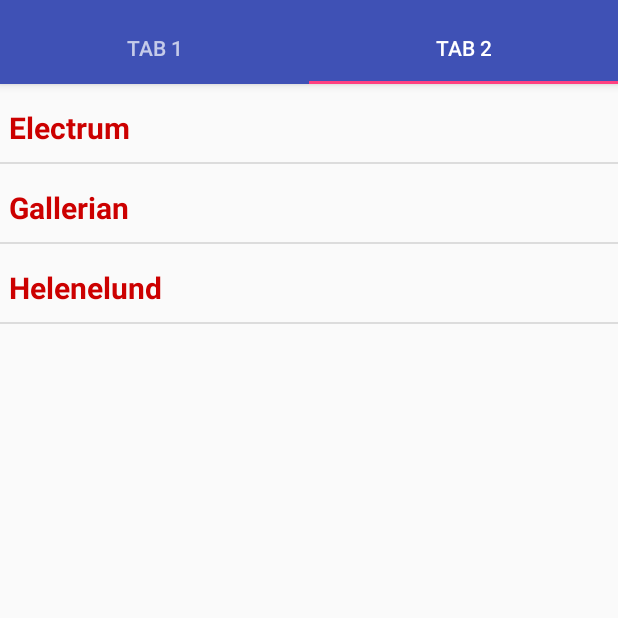
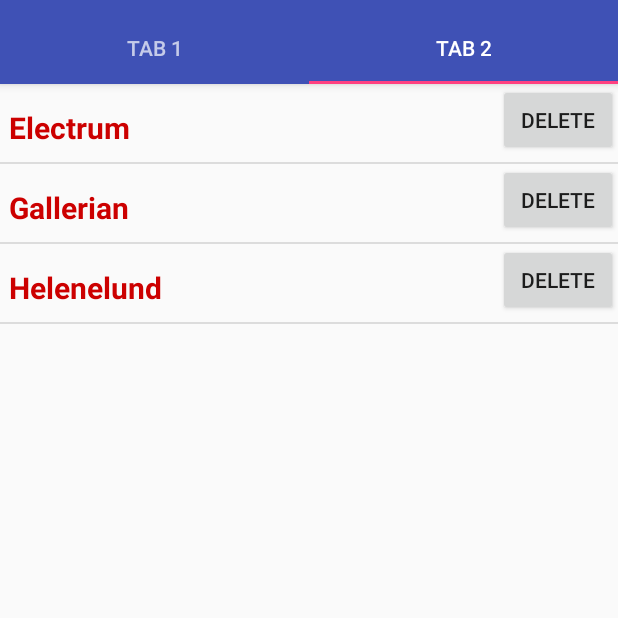
Before and after one commit to darosbanda/Proximindr, an Android app: the screen it shows after launch (MainActivity), tab 2 chosen, on a phone screen of 412 x 824 dp, the top half of it. Run offline under Robolectric (Android 15) with nearby library versions, the phone set to English and light mode, and no system bars; 1 statement that could not run was skipped.

Commit message:
Add delete button to MyReminders

```diff
--- a/app/src/main/java/a/id1212/tabsexample/ReminderPackage/ReminderListener.java
+++ b/app/src/main/java/a/id1212/tabsexample/ReminderPackage/ReminderListener.java
@@ -3,5 +3,5 @@ package a.id1212.tabsexample.ReminderPackage;
 public interface ReminderListener {
 
     void onReminderAdded(Reminder r);
-    void onReminderRemoved(Reminder r);
+    void onReminderRemoved(int positiion);
 }
--- a/app/src/main/java/a/id1212/tabsexample/ReminderPackage/ReminderStorage.java
+++ b/app/src/main/java/a/id1212/tabsexample/ReminderPackage/ReminderStorage.java
@@ -45,12 +45,12 @@ public class ReminderStorage {
 
     public void removeReminder(int reminderPosition) {
         Reminder r = reminders.remove(reminderPosition);
-        removeNotification(r);
+        removeNotification(reminderPosition);
     }
 
-    private void removeNotification(Reminder r) {
+    private void removeNotification(int position) {
         listeners.forEach(listener -> {
-            listener.onReminderRemoved(r);
+            listener.onReminderRemoved(position);
         });
     }
 
--- a/app/src/main/java/a/id1212/tabsexample/Tab1.java
+++ b/app/src/main/java/a/id1212/tabsexample/Tab1.java
@@ -15,9 +15,11 @@ import android.support.v4.app.DialogFragment;
 import android.support.v4.app.Fragment;
 import android.support.v4.app.NotificationCompat;
 import android.support.v4.app.TaskStackBuilder;
+import android.util.Log;
 import android.view.LayoutInflater;
 import android.view.View;
 import android.view.ViewGroup;
+import android.widget.Toast;
 
 
 import com.google.android.gms.maps.CameraUpdateFactory;
@@ -28,10 +30,8 @@ import com.google.android.gms.maps.OnMapReadyCallback;
 import com.google.android.gms.maps.model.Circle;
 import com.google.android.gms.maps.model.CircleOptions;
 import com.google.android.gms.maps.model.LatLng;
-import com.google.android.gms.maps.model.Marker;
 import com.google.android.gms.maps.model.MarkerOptions;
 
-import java.util.HashSet;
 
 import a.id1212.tabsexample.ReminderPackage.Reminder;
 import a.id1212.tabsexample.ReminderPackage.ReminderListener;
@@ -44,6 +44,7 @@ import a.id1212.tabsexample.ReminderPackage.ReminderStorage;
 public class Tab1 extends Fragment implements OnMapReadyCallback {
 
 
+    private static final String TAG = "TAB1";
     static boolean active = false;
     ReminderStorage reminderStorage = ReminderStorage.getInstance();
     CircleOptions outerOptions;
@@ -53,8 +54,7 @@ public class Tab1 extends Fragment implements OnMapReadyCallback {
     MapView mMapView;
     private GoogleMap googleMap;
     LocationManager locationManager;
-    LocationListener locationListener = createLocationListener();
-    LocationListener enteringCircle = alertIfEnteringCircle();
+    LocationListener notificationDispatcher = notificationDispatcher();
     ReminderListener listener = new ReminderListener() {
         @Override
         public void onReminderAdded(Reminder r) {
@@ -64,7 +64,7 @@ public class Tab1 extends Fragment implements OnMapReadyCallback {
         }
 
         @Override
-        public void onReminderRemoved(Reminder r) {
+        public void onReminderRemoved(int position) {
             googleMap.clear();
             renderReminders();
         }
@@ -135,6 +135,7 @@ public class Tab1 extends Fragment implements OnMapReadyCallback {
             DialogFragment newFragment = new Form();
             Bundle args = new Bundle();
             if (innerCircle == null) {
+                Toast.makeText(getActivity(), "Please select a location for a reminder", Toast.LENGTH_LONG).show();
                 return;
             }
             args.putDouble("lat", innerCircle.getCenter().latitude);
@@ -196,14 +197,14 @@ public class Tab1 extends Fragment implements OnMapReadyCallback {
         });
     }
 
-    private LocationListener createLocationListener() {
+    private LocationListener initialLocationListener() {
         return new LocationListener() {
             @Override
             public void onLocationChanged(Location location) {
                 if (location.getAccuracy() < 50) {
                     LatLng latLng = new LatLng(location.getLatitude(), location.getLongitude());
                     googleMap.moveCamera(CameraUpdateFactory.newLatLngZoom(latLng, 15.0f));
-                    locationManager.removeUpdates(locationListener);
+                    locationManager.removeUpdates(this);
                 }
             }
 
@@ -230,7 +231,10 @@ public class Tab1 extends Fragment implements OnMapReadyCallback {
     }
 
     private boolean isHeadingToTarget(Location location, Location target) {
-        return (location.getBearing() > location.bearingTo(target) - 10) && (location.getBearing() < location.bearingTo(target) + 10);
+        float currentBearing = location.getBearing();
+        float targetBearing = location.bearingTo(target);
+        Log.d(TAG, "isHeadingToTarget: currentBearing: " + currentBearing + " targetBearing: " + targetBearing + " targetBearing + 360: " + (targetBearing + 360));
+        return (currentBearing > (targetBearing - 10)) && (currentBearing < (targetBearing + 10));
     }
 
 
@@ -246,7 +250,7 @@ public class Tab1 extends Fragment implements OnMapReadyCallback {
         return false;
     }
 
-    private LocationListener alertIfEnteringCircle() {
+    private LocationListener notificationDispatcher() {
         return new LocationListener() {
             @Override
             public void onLocationChanged(Location location) {
@@ -315,8 +319,8 @@ public class Tab1 extends Fragment implements OnMapReadyCallback {
     @SuppressLint("MissingPermission")
     private void registerInitialLocationListener() {
         try {
-            locationManager.requestLocationUpdates(LocationManager.GPS_PROVIDER, 0, 0, locationListener);
-            locationManager.requestLocationUpdates(LocationManager.NETWORK_PROVIDER, 0, 0, locationListener);
+            locationManager.requestLocationUpdates(LocationManager.GPS_PROVIDER, 0, 0, initialLocationListener());
+            locationManager.requestLocationUpdates(LocationManager.NETWORK_PROVIDER, 0, 0, initialLocationListener());
         } catch (Exception e) {
             e.printStackTrace();
         }
@@ -325,8 +329,8 @@ public class Tab1 extends Fragment implements OnMapReadyCallback {
     @SuppressLint("MissingPermission")
     private void registerDistanceListener() {
         try {
-            locationManager.requestLocationUpdates(LocationManager.GPS_PROVIDER, 0, 0, enteringCircle);
-            locationManager.requestLocationUpdates(LocationManager.NETWORK_PROVIDER, 0, 0, enteringCircle);
+            locationManager.requestLocationUpdates(LocationManager.GPS_PROVIDER, 0, 0, notificationDispatcher);
+            locationManager.requestLocationUpdates(LocationManager.NETWORK_PROVIDER, 0, 0, notificationDispatcher);
         } catch (Exception e) {
             e.printStackTrace();
         }
--- a/app/src/main/res/layout/list_group.xml
+++ b/app/src/main/res/layout/list_group.xml
@@ -1,22 +1,31 @@
-<LinearLayout xmlns:android="http://schemas.android.com/apk/res/android"
-    xmlns:app="http://schemas.android.com/apk/res-auto"
+<RelativeLayout xmlns:android="http://schemas.android.com/apk/res/android"
     xmlns:tools="http://schemas.android.com/tools"
-    android:layout_width="fill_parent"
-    android:layout_height="52dp"
-    android:orientation="horizontal" >
+    android:layout_width="match_parent"
+    android:layout_height="52dp">
 
 
         <TextView
             android:id="@+id/lblListHeader"
-            android:layout_width="fill_parent"
+            android:layout_width="match_parent"
             android:layout_height="match_parent"
             android:gravity="center_vertical"
+            android:layout_alignParentLeft="true"
+            android:paddingEnd="30dp"
             android:paddingStart="6dip"
-            android:paddingEnd="30dp"
             android:paddingTop="6dip"
+            android:text="PLACEHOLDER"
             android:textColor="#CC0000"
             android:textSize="20dp"
             android:textStyle="bold"
             tools:ignore="SpUsage" />
 
-</LinearLayout>
+        <Button
+            android:id="@+id/delete_reminder_button"
+            android:layout_width="80dp"
+            android:layout_height="wrap_content"
+            android:layout_alignParentRight="true"
+            android:layout_toLeftOf="@+id/lblListHeader"
+            android:text="@string/delete"
+            android:focusable="false"/>
+
+</RelativeLayout>
--- a/app/src/main/res/values/strings.xml
+++ b/app/src/main/res/values/strings.xml
@@ -5,5 +5,6 @@
     <string name="tab_text_3">Tab 3</string>
     <string name="action_settings">Settings</string>
     <string name="section_format">Hello World from section: %1$d</string>
+    <string name="delete">Delete</string>
 
 </resources>
```
Also changed, not shown: app/src/main/java/a/id1212/tabsexample/MyReminders/ExpandableListAdapter.java (+7 -29 lines), app/src/main/java/a/id1212/tabsexample/MyReminders/Tab2.java (+24 -4 lines), app/src/main/res/layout/delete_child.xml (+7 -0 lines).
